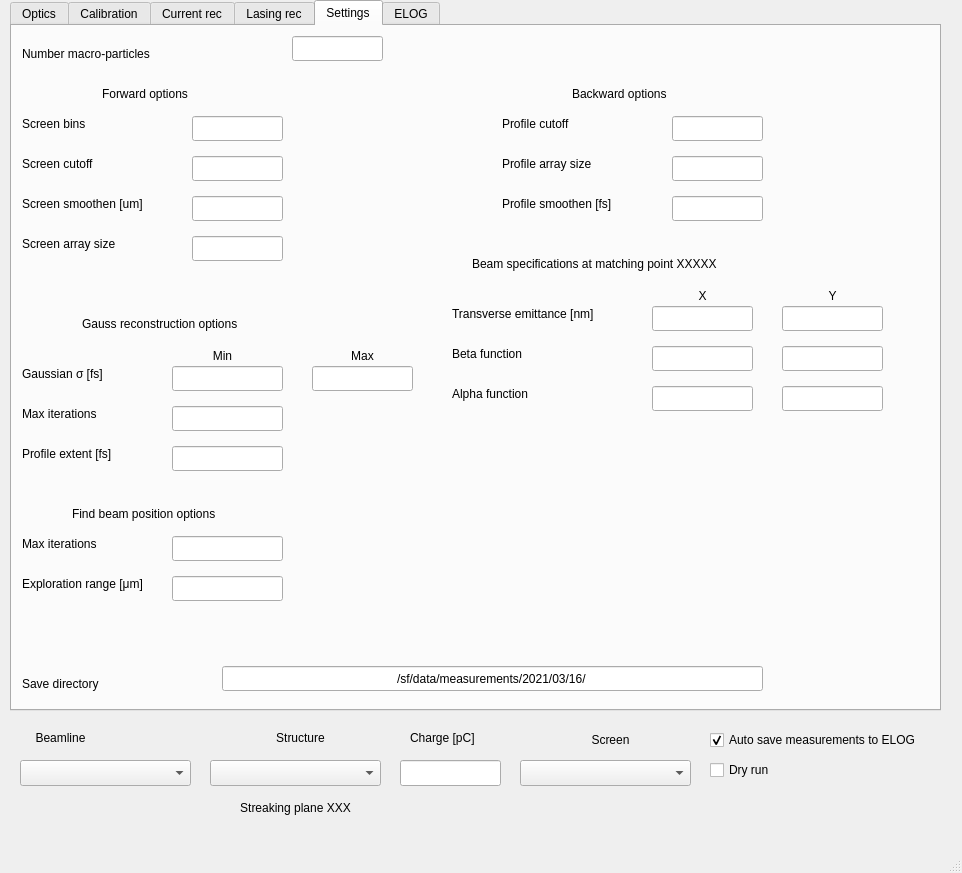
First picture: the form in gui.ui, repository pdijksta/PassiveWFMeasurement, before the edit.
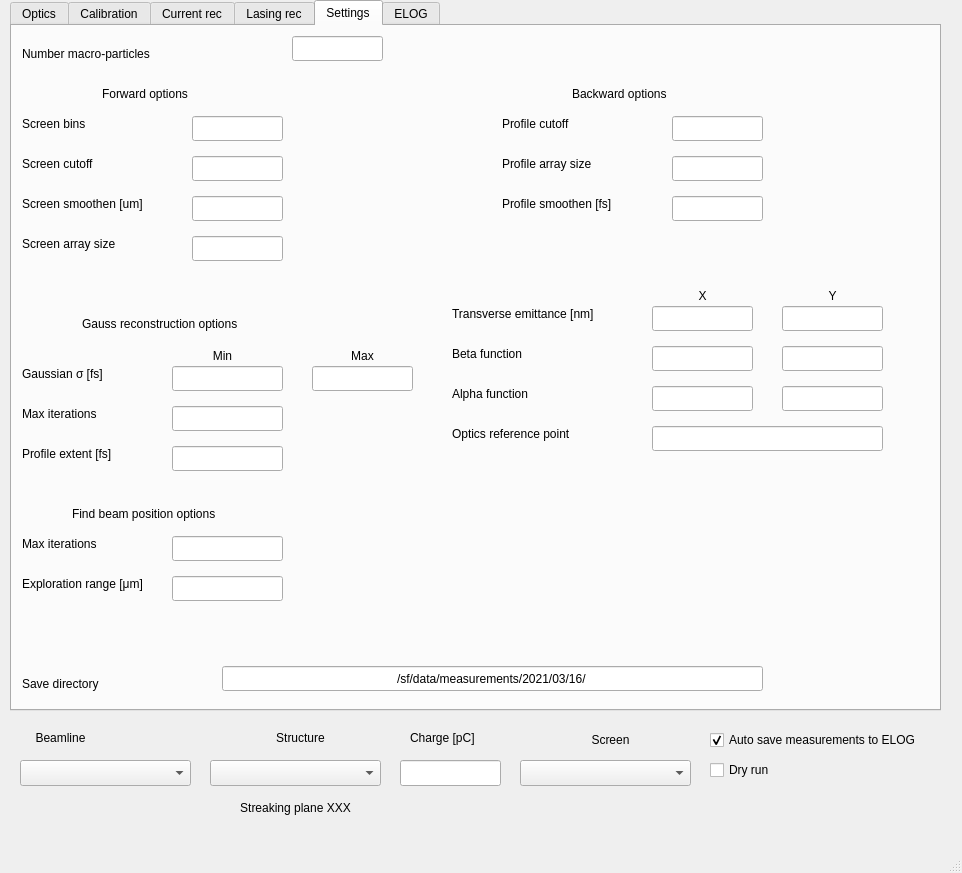
Second picture: the form after the edit. The open tabs and pages were chosen to show the change.

Commit message: use optics reference stuff

What changed in the file:
```diff
--- a/gui.ui
+++ b/gui.ui
@@ -2857,14 +2857,14 @@
      <widget class="QLabel" name="MatchingPointLabel">
       <property name="geometry">
        <rect>
-        <x>460</x>
-        <y>230</y>
-        <width>421</width>
+        <x>440</x>
+        <y>400</y>
+        <width>221</width>
         <height>16</height>
        </rect>
       </property>
       <property name="text">
-       <string>Beam specifications at matching point XXXXX</string>
+       <string>Optics reference point</string>
       </property>
      </widget>
      <widget class="QLabel" name="label_38">
@@ -3060,6 +3060,28 @@
        <string>Exploration range [μm]</string>
       </property>
      </widget>
+     <widget class="QLineEdit" name="OpticsReferencePoint">
+      <property name="enabled">
+       <bool>true</bool>
+      </property>
+      <property name="geometry">
+       <rect>
+        <x>640</x>
+        <y>400</y>
+        <width>231</width>
+        <height>25</height>
+       </rect>
+      </property>
+      <property name="text">
+       <string/>
+      </property>
+      <property name="alignment">
+       <set>Qt::AlignCenter</set>
+      </property>
+      <property name="readOnly">
+       <bool>true</bool>
+      </property>
+     </widget>
     </widget>
     <widget class="QWidget" name="tab">
      <attribute name="title">
```
Left out of the diff: 40 changed lines with no effect on the pictures. The commit also changes 2 other files.
